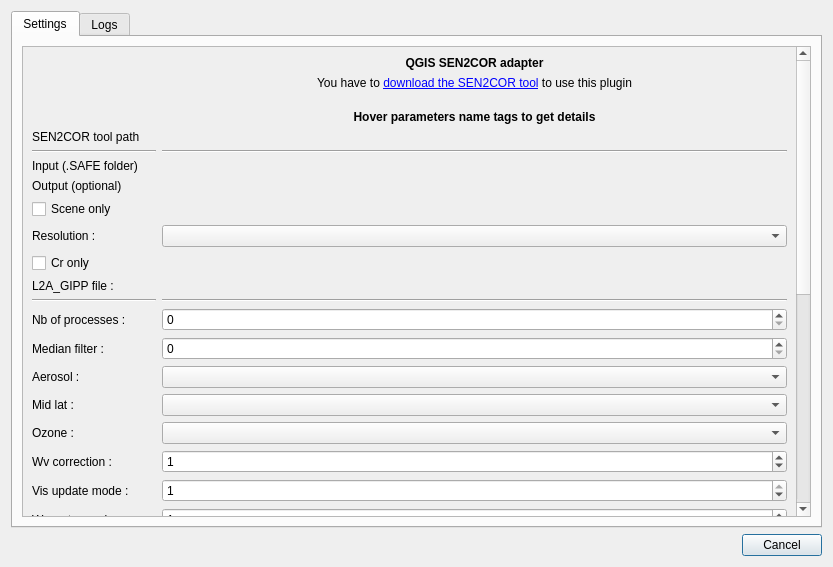
Old version of the form sen2cor_adapter_dialog_base.ui in the repository MathisRD/sen2cor_adapter.
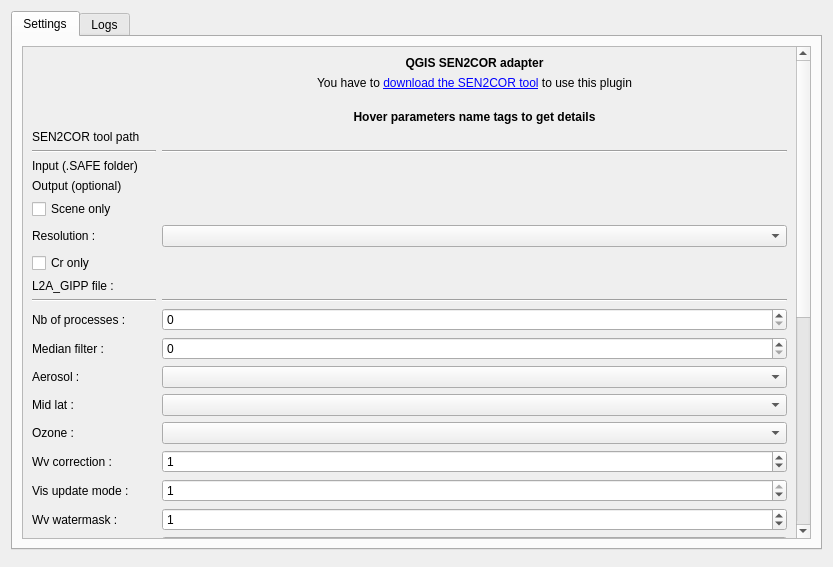
New version of the form. Custom widgets are drawn as their Qt base class.

Commit message: Added console logging and background process

Diff of the .ui file:
```diff
--- a/sen2cor_adapter_dialog_base.ui
+++ b/sen2cor_adapter_dialog_base.ui
@@ -549,9 +549,6 @@
      <property name="orientation">
       <enum>Qt::Horizontal</enum>
      </property>
-     <property name="standardButtons">
-      <set>QDialogButtonBox::Cancel</set>
-     </property>
     </widget>
    </item>
   </layout>
```
Left out of the diff: 3 changed lines with no effect on the pictures. The commit also changes 1 other file.
